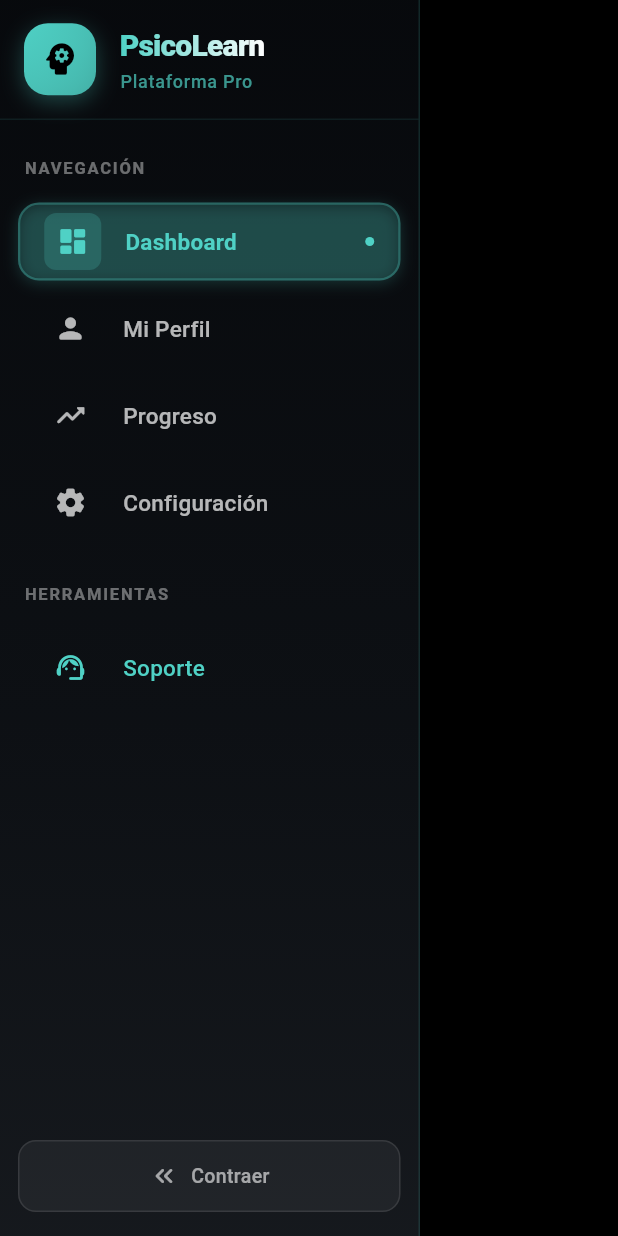
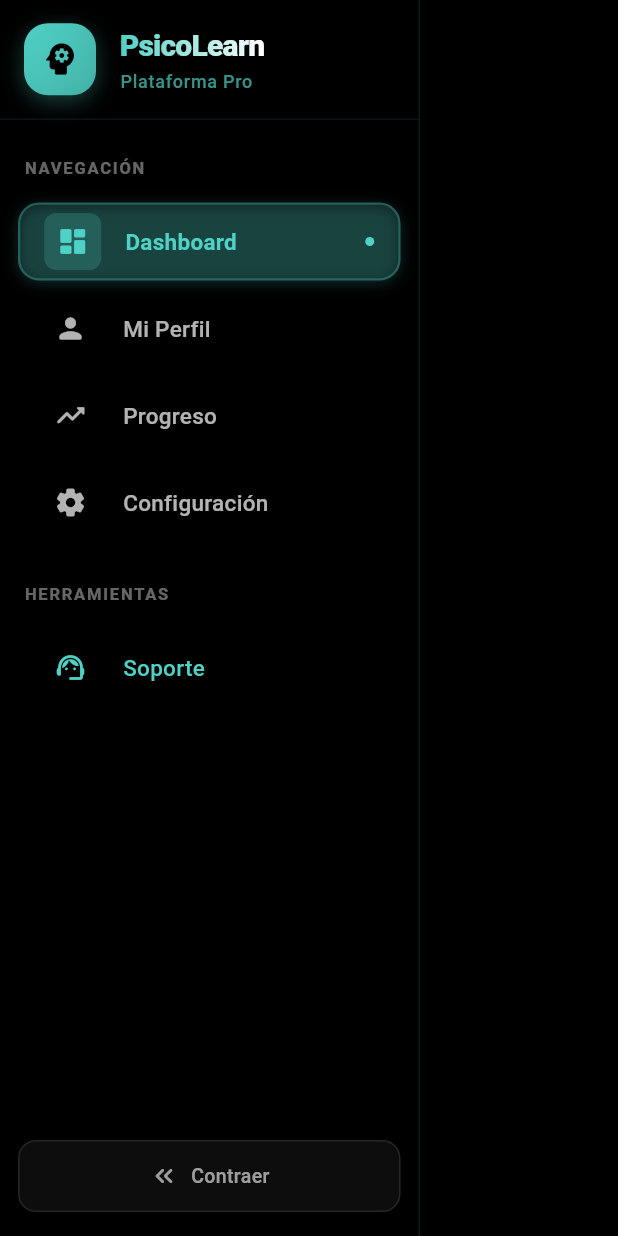
Before and after one commit to pnp-edu/PsicoLearn, a Flutter app: the _WebSidebar widget shown alone on an empty page, opened directly with empty values, on a phone screen of 412 x 824 dp. Run offline on Flutter 3.47's test engine with Material 3 defaults, Android fonts, the light colour scheme and no system bars; our stand-ins replace cloud_firestore, device_info_plus, firebase_auth, firebase_core, fl_chart, flutter_local_notifications and 7 more; accounts and stored records are empty.

Commit message:
Fix sidebar transparency on web layout to prevent opaque box glitch

```diff
--- a/lib/features/home/presentation/web_dashboard_layout.dart
+++ b/lib/features/home/presentation/web_dashboard_layout.dart
@@ -118,21 +118,9 @@ class _WebSidebar extends StatelessWidget {
       duration: const Duration(milliseconds: 300),
       curve: Curves.easeInOutCubic,
       width: w,
-      child: ClipRRect(
-        child: BackdropFilter(
-          filter: ImageFilter.blur(sigmaX: 12, sigmaY: 12),
       child: Container(
         decoration: BoxDecoration(
-              gradient: LinearGradient(
-                begin: Alignment.topCenter,
-                end: Alignment.bottomCenter,
-                colors: [
-                  const Color(0xFF0D1117).withOpacity(0.55),
-                  const Color(0xFF161B22).withOpacity(0.6),
-                  const Color(0xFF21262D).withOpacity(0.65),
-                ],
-                stops: const [0.0, 0.6, 1.0],
-              ),
+          color: Colors.black.withOpacity(0.25),
           border: Border(
             right: BorderSide(
               color: AppTheme.accentColor.withOpacity(0.15),
@@ -391,8 +379,6 @@ class _WebSidebar extends StatelessWidget {
           ],
         ),
       ),
-    ),
-  ),
     );
   }
 }
```
Lines whose indentation alone changed are shown as unchanged.
